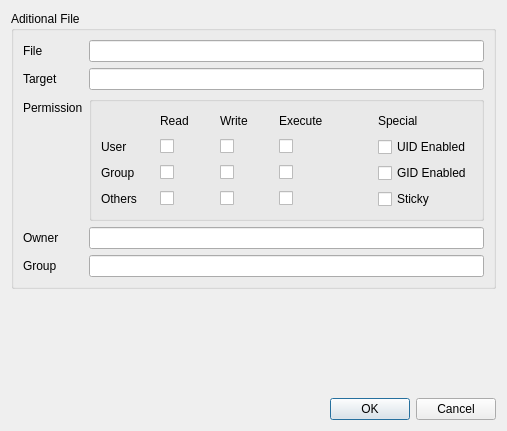
First picture: the form in ui/aditionalfiledialog.ui, repository huseyinkozan/PiSiDo, before the edit.
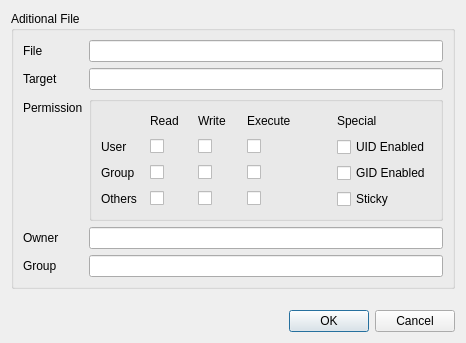
Second picture: the form after the edit.

```diff
--- a/ui/aditionalfiledialog.ui
+++ b/ui/aditionalfiledialog.ui
@@ -6,8 +6,8 @@
    <rect>
     <x>0</x>
     <y>0</y>
-    <width>507</width>
-    <height>431</height>
+    <width>466</width>
+    <height>343</height>
    </rect>
   </property>
   <property name="windowTitle">
```
